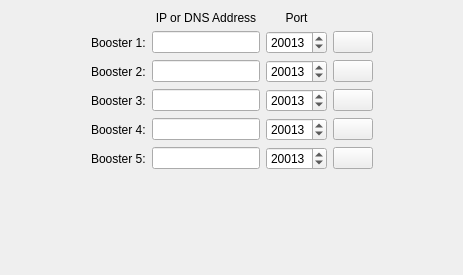
Above: FileWaveGuiLib/ClientStatusMonitorFiles/Boosters.ui from fw-dev/translations before the change. Below: the same form after it.
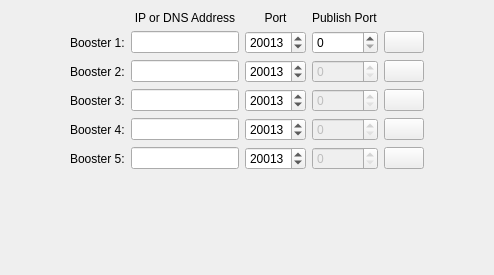
That is the form after the change. Custom widgets are drawn as their Qt base class.

The edit to the form file:
```diff
--- a/FileWaveGuiLib/ClientStatusMonitorFiles/Boosters.ui
+++ b/FileWaveGuiLib/ClientStatusMonitorFiles/Boosters.ui
@@ -1,11 +1,11 @@
 <ui version="4.0" >
  <class>Boosters</class>
- <widget class="QWidget" name="Boosters" >
-  <property name="geometry" >
+ <widget class="QWidget" name="Boosters">
+  <property name="geometry">
    <rect>
     <x>0</x>
     <y>0</y>
-    <width>463</width>
+    <width>494</width>
     <height>275</height>
    </rect>
   </property>
@@ -29,10 +29,77 @@
       </spacer>
      </item>
      <item>
-      <layout class="QGridLayout" name="gridLayout" >
-       <item row="0" column="1" >
-        <widget class="QLabel" name="boosterAddressLA" >
-         <property name="text" >
+      <layout class="QGridLayout" name="gridLayout">
+       <item row="1" column="2">
+        <widget class="QSpinBox" name="booster1PortSB">
+         <property name="minimum">
+          <number>0</number>
+         </property>
+         <property name="maximum">
+          <number>65535</number>
+         </property>
+         <property name="value">
+          <number>20013</number>
+         </property>
+        </widget>
+       </item>
+       <item row="3" column="2">
+        <widget class="QSpinBox" name="booster3PortSB">
+         <property name="minimum">
+          <number>0</number>
+         </property>
+         <property name="maximum">
+          <number>65535</number>
+         </property>
+         <property name="value">
+          <number>20013</number>
+         </property>
+        </widget>
+       </item>
+       <item row="2" column="2">
+        <widget class="QSpinBox" name="booster2PortSB">
+         <property name="minimum">
+          <number>0</number>
+         </property>
+         <property name="maximum">
+          <number>65535</number>
+         </property>
+         <property name="value">
+          <number>20013</number>
+         </property>
+        </widget>
+       </item>
+       <item row="4" column="4">
+        <widget class="BonjourServiceView" name="bonjourView4"/>
+       </item>
+       <item row="1" column="1">
+        <widget class="QLineEdit" name="booster1AddED"/>
+       </item>
+       <item row="3" column="1">
+        <widget class="QLineEdit" name="booster3AddED"/>
+       </item>
+       <item row="5" column="1">
+        <widget class="QLineEdit" name="booster5AddED"/>
+       </item>
+       <item row="4" column="2">
+        <widget class="QSpinBox" name="booster4PortSB">
+         <property name="minimum">
+          <number>0</number>
+         </property>
+         <property name="maximum">
+          <number>65535</number>
+         </property>
+         <property name="value">
+          <number>20013</number>
+         </property>
+        </widget>
+       </item>
+       <item row="1" column="4">
+        <widget class="BonjourServiceView" name="bonjourView1"/>
+       </item>
+       <item row="0" column="1">
+        <widget class="QLabel" name="boosterAddressLA">
+         <property name="text">
           <string>IP or DNS Address</string>
          </property>
          <property name="alignment" >
@@ -40,52 +107,16 @@
          </property>
         </widget>
        </item>
-       <item row="0" column="2" >
-        <widget class="QLabel" name="boosterPortLA" >
-         <property name="text" >
-          <string>Port</string>
-         </property>
-         <property name="alignment" >
-          <set>Qt::AlignCenter</set>
-         </property>
-        </widget>
-       </item>
-       <item row="1" column="0" >
-        <widget class="QLabel" name="label" >
-         <property name="text" >
-          <string>Booster 1:</string>
-         </property>
-        </widget>
-       </item>
-       <item row="1" column="1" >
-        <widget class="QLineEdit" name="booster1AddED" />
-       </item>
-       <item row="1" column="2" >
-        <widget class="QSpinBox" name="booster1PortSB" >
-         <property name="minimum" >
-          <number>0</number>
-         </property>
-         <property name="maximum" >
-          <number>65535</number>
-         </property>
-         <property name="value" >
-          <number>20013</number>
-         </property>
-        </widget>
-       </item>
-       <item row="2" column="0" >
-        <widget class="QLabel" name="label_2" >
-         <property name="text" >
+       <item row="2" column="0">
+        <widget class="QLabel" name="label_2">
+         <property name="text">
           <string>Booster 2:</string>
          </property>
         </widget>
        </item>
-       <item row="2" column="1" >
-        <widget class="QLineEdit" name="booster2AddED" />
-       </item>
-       <item row="2" column="2" >
-        <widget class="QSpinBox" name="booster2PortSB" >
-         <property name="minimum" >
+       <item row="5" column="2">
+        <widget class="QSpinBox" name="booster5PortSB">
+         <property name="minimum">
           <number>0</number>
          </property>
          <property name="maximum" >
@@ -96,89 +127,112 @@
          </property>
         </widget>
        </item>
-       <item row="3" column="0" >
-        <widget class="QLabel" name="label_3" >
-         <property name="text" >
+       <item row="5" column="4">
+        <widget class="BonjourServiceView" name="bonjourView5"/>
+       </item>
+       <item row="2" column="4">
+        <widget class="BonjourServiceView" name="bonjourView2"/>
+       </item>
+       <item row="3" column="4">
+        <widget class="BonjourServiceView" name="bonjourView3"/>
+       </item>
+       <item row="2" column="1">
+        <widget class="QLineEdit" name="booster2AddED"/>
+       </item>
+       <item row="4" column="1">
+        <widget class="QLineEdit" name="booster4AddED"/>
+       </item>
+       <item row="3" column="0">
+        <widget class="QLabel" name="label_3">
+         <property name="text">
           <string>Booster 3:</string>
          </property>
         </widget>
        </item>
-       <item row="3" column="1" >
-        <widget class="QLineEdit" name="booster3AddED" />
-       </item>
-       <item row="3" column="2" >
-        <widget class="QSpinBox" name="booster3PortSB" >
-         <property name="minimum" >
-          <number>0</number>
-         </property>
-         <property name="maximum" >
-          <number>65535</number>
-         </property>
-         <property name="value" >
-          <number>20013</number>
-         </property>
-        </widget>
-       </item>
-       <item row="4" column="0" >
-        <widget class="QLabel" name="label_4" >
-         <property name="text" >
-          <string>Booster 4:</string>
-         </property>
-        </widget>
-       </item>
-       <item row="4" column="1" >
-        <widget class="QLineEdit" name="booster4AddED" />
-       </item>
-       <item row="4" column="2" >
-        <widget class="QSpinBox" name="booster4PortSB" >
-         <property name="minimum" >
-          <number>0</number>
-         </property>
-         <property name="maximum" >
-          <number>65535</number>
-         </property>
-         <property name="value" >
-          <number>20013</number>
-         </property>
-        </widget>
-       </item>
-       <item row="5" column="0" >
-        <widget class="QLabel" name="label_5" >
-         <property name="text" >
+       <item row="5" column="0">
+        <widget class="QLabel" name="label_5">
+         <property name="text">
           <string>Booster 5:</string>
          </property>
         </widget>
        </item>
-       <item row="5" column="1" >
-        <widget class="QLineEdit" name="booster5AddED" />
+       <item row="1" column="0">
+        <widget class="QLabel" name="label">
+         <property name="text">
+          <string>Booster 1:</string>
+         </property>
+        </widget>
        </item>
-       <item row="5" column="2" >
-        <widget class="QSpinBox" name="booster5PortSB" >
-         <property name="minimum" >
-          <number>0</number>
+       <item row="4" column="0">
+        <widget class="QLabel" name="label_4">
+         <property name="text">
+          <string>Booster 4:</string>
          </property>
-         <property name="maximum" >
-          <number>65535</number>
+        </widget>
+       </item>
+       <item row="0" column="2">
+        <widget class="QLabel" name="boosterPortLA">
+         <property name="text">
+          <string>Port</string>
          </property>
-         <property name="value" >
-          <number>20013</number>
+         <property name="alignment">
+          <set>Qt::AlignCenter</set>
          </property>
         </widget>
        </item>
-       <item row="1" column="3" >
-        <widget class="BonjourServiceView" name="bonjourView1" />
+       <item row="0" column="3">
+        <widget class="QLabel" name="label_6">
+         <property name="text">
+          <string>Publish Port</string>
+         </property>
+        </widget>
        </item>
-       <item row="2" column="3" >
-        <widget class="BonjourServiceView" name="bonjourView2" />
+       <item row="1" column="3">
+        <widget class="QSpinBox" name="booster1PubPortSB">
+         <property name="maximum">
+          <number>65535</number>
+         </property>
+        </widget>
        </item>
-       <item row="3" column="3" >
-        <widget class="BonjourServiceView" name="bonjourView3" />
+       <item row="2" column="3">
+        <widget class="QSpinBox" name="booster2PubPortSB">
+         <property name="enabled">
+          <bool>false</bool>
+         </property>
+         <property name="maximum">
+          <number>65535</number>
+         </property>
+        </widget>
        </item>
-       <item row="4" column="3" >
-        <widget class="BonjourServiceView" name="bonjourView4" />
+       <item row="3" column="3">
+        <widget class="QSpinBox" name="booster3PubPortSB">
+         <property name="enabled">
+          <bool>false</bool>
+         </property>
+         <property name="maximum">
+          <number>65535</number>
+         </property>
+        </widget>
        </item>
-       <item row="5" column="3" >
-        <widget class="BonjourServiceView" name="bonjourView5" />
+       <item row="4" column="3">
+        <widget class="QSpinBox" name="booster4PubPortSB">
+         <property name="enabled">
+          <bool>false</bool>
+         </property>
+         <property name="maximum">
+          <number>65535</number>
+         </property>
+        </widget>
+       </item>
+       <item row="5" column="3">
+        <widget class="QSpinBox" name="booster5PubPortSB">
+         <property name="enabled">
+          <bool>false</bool>
+         </property>
+         <property name="maximum">
+          <number>65535</number>
+         </property>
+        </widget>
        </item>
       </layout>
      </item>
```
Left out of the diff: 40 changed lines with no effect on the pictures.
